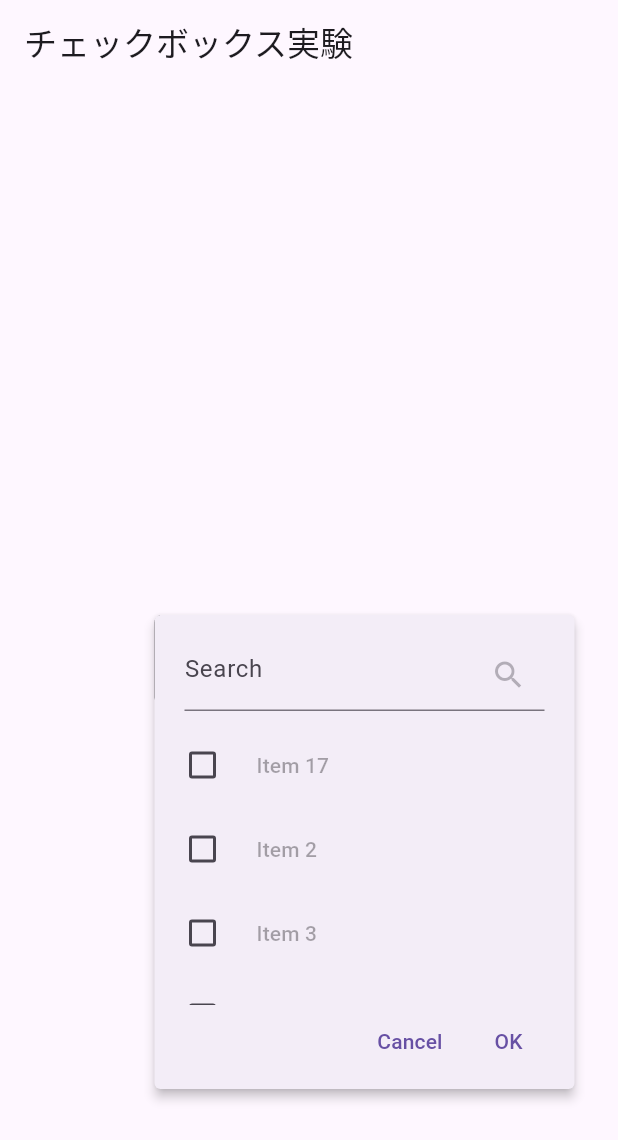
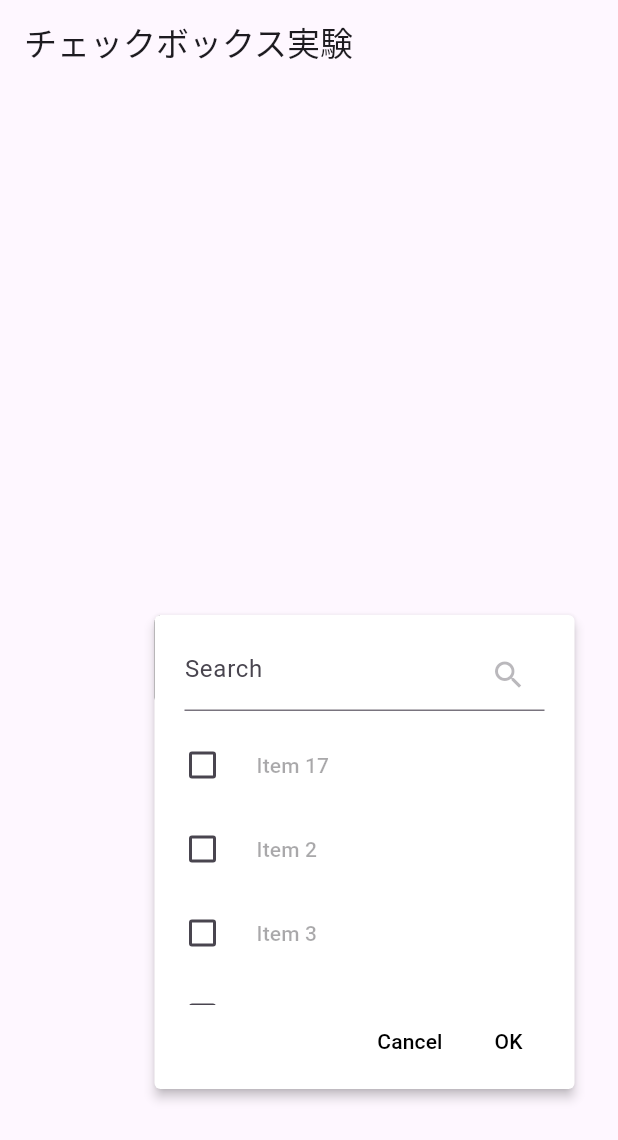
Before and after one commit to ShinsukeSugita-Aidea/DropdownCheckboxExample, a Flutter app: the screen it shows after launch, after a tap on the "arrow drop down" icon, on a phone screen of 412 x 824 dp. Shown: the top 1140 px of the screen. Run offline on Flutter 3.47's test engine with Material 3 defaults, Android fonts, the phone set to English and light mode, and no system bars.

Commit message:
テキスト,背景色

```diff
--- a/lib/dropdown_checkbox.dart
+++ b/lib/dropdown_checkbox.dart
@@ -7,6 +7,9 @@ class DropdownCheckbox extends StatefulWidget {
   final String cancelText;
   final double? height;
   final double? popupHeight;
+  final Color textColor; // テキストの色を設定するプロパティ
+  final Color backgroundColor; // 背景色を設定するプロパティ
+  final Color popupBackgroundColor; // 追加: ポップアップの背景色
 
   const DropdownCheckbox({
     required this.items,
@@ -15,6 +18,9 @@ class DropdownCheckbox extends StatefulWidget {
     this.cancelText = 'Cancel',
     this.height,
     this.popupHeight,
+    this.textColor = Colors.black, // デフォルトのテキスト色を黒に設定
+    this.backgroundColor = Colors.white, // デフォルトの背景色を白に設定
+    this.popupBackgroundColor = Colors.white, // デフォルトのポップアップ背景色を設定
     Key? key,
   }) : super(key: key);
 
@@ -103,7 +109,10 @@ class DropdownCheckboxState extends State<DropdownCheckbox> {
         SizedBox(
           height: dropdownHeight,
           width: MediaQuery.of(context).size.width * 0.5,
+          // ポップアップのボタン
           child: PopupMenuButton<int>(
+            // 背景色
+            color: widget.popupBackgroundColor,
             onSelected: (value) {
               _applySelection();
             },
@@ -119,7 +128,9 @@ class DropdownCheckboxState extends State<DropdownCheckbox> {
               return [
                 PopupMenuItem<int>(
                   enabled: false,
-                  child: SizedBox(
+                  child: Container(
+                    // アイテムの背景色
+                    // color: widget.popupBackgroundColor,
                     height: popupHeight,
                     width: MediaQuery.of(context).size.width * 0.8,
                     child: StatefulBuilder(
@@ -157,10 +168,11 @@ class DropdownCheckboxState extends State<DropdownCheckbox> {
                             ),
                           );
                         }
-
+                        // 水平線
                         if (_tempSelectedItems.isEmpty) {
-                          itemsWidgets
-                              .removeWhere((widget) => widget is Divider);
+                          itemsWidgets.removeWhere(
+                            (widget) => widget is Divider,
+                          );
                         }
 
                         return Column(
@@ -188,14 +200,26 @@ class DropdownCheckboxState extends State<DropdownCheckbox> {
                                     Navigator.pop(context);
                                     _cancelSelection();
                                   },
-                                  child: Text(widget.cancelText), // テキストを使用
+                                  child: Text(
+                                    widget.cancelText,
+                                    style: TextStyle(
+                                      // テキスト色を設定
+                                      color: widget.textColor,
+                                    ),
+                                  ),
                                 ),
                                 TextButton(
                                   onPressed: () {
                                     Navigator.pop(context);
                                     _applySelection();
                                   },
-                                  child: Text(widget.okText), // テキストを使用
+                                  child: Text(
+                                    widget.okText,
+                                    style: TextStyle(
+                                      // テキスト色を設定
+                                      color: widget.textColor,
+                                    ),
+                                  ),
                                 ),
                               ],
                             ),
@@ -212,6 +236,8 @@ class DropdownCheckboxState extends State<DropdownCheckbox> {
               decoration: BoxDecoration(
                 border: Border.all(color: Colors.black),
                 borderRadius: BorderRadius.circular(5),
+                // 背景色を設定
+                color: widget.backgroundColor,
               ),
               child: Row(
                 mainAxisSize: MainAxisSize.min,
```
